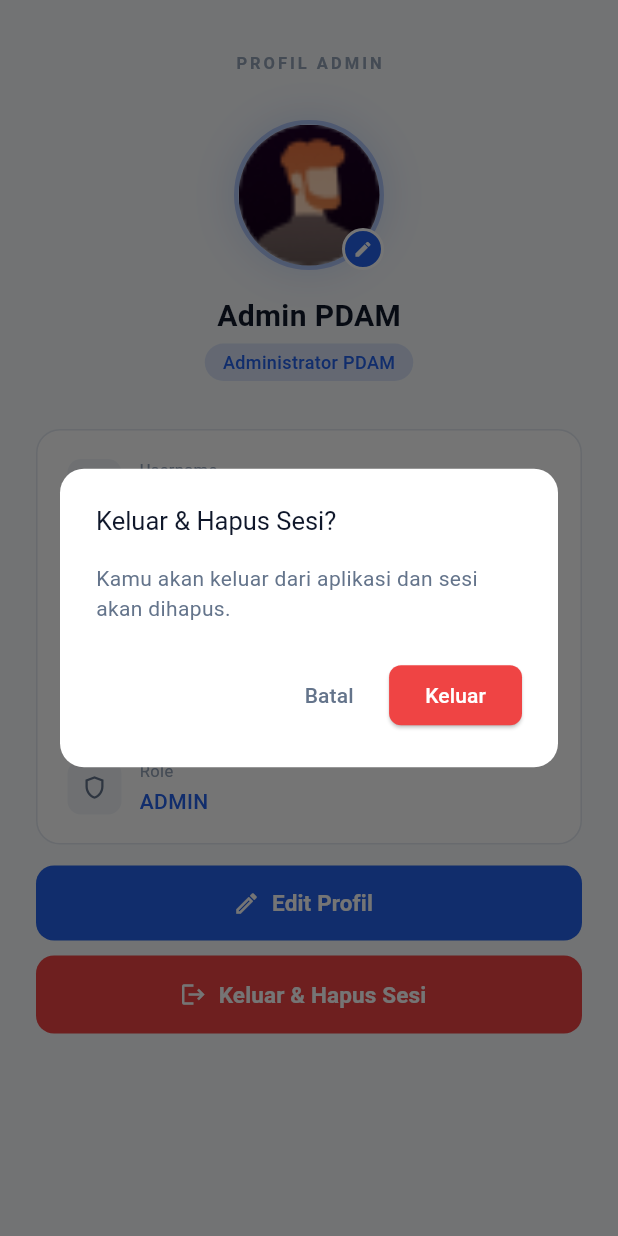
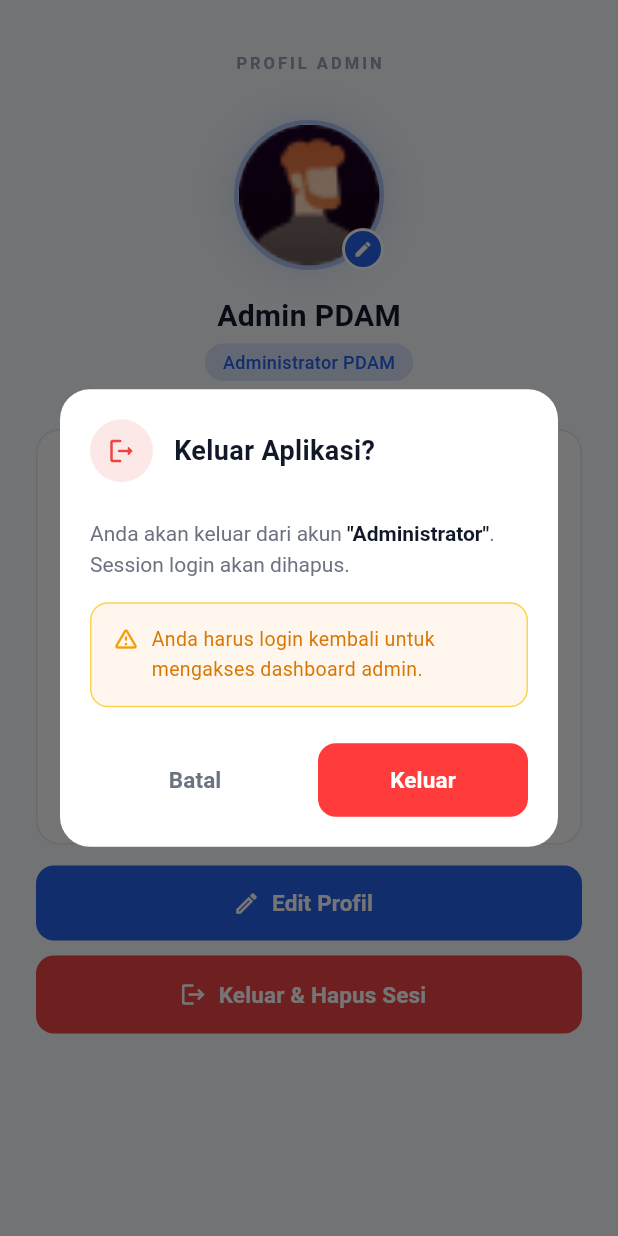
Before and after one commit to KeyzaNadineKusumaRamadani/UKL_PDAM, a Flutter app: the ProfileView screen opened directly, after a tap on "Keluar & Hapus Sesi", on a phone screen of 412 x 824 dp. Run offline on Flutter 3.47's test engine with Material 3 defaults, Android fonts, the phone set to English and light mode, and no system bars; our stand-ins replace image_picker, shared_preferences; accounts and stored records are empty.

Commit message:
update 5

```diff
--- a/lib/views/login_view.dart
+++ b/lib/views/login_view.dart
@@ -1,6 +1,7 @@
 import 'package:alirin/controllers/auth_controllers.dart';
 import 'package:alirin/service/app_collors.dart';
 import 'package:flutter/material.dart';
+
 import 'main_view.dart';
 import 'customer_dashboard_view.dart';
 
@@ -13,6 +14,7 @@ class LoginView extends StatefulWidget {
 
 class _LoginViewState extends State<LoginView> {
   final _formKey = GlobalKey<FormState>();
+
   final _usernameCtrl = TextEditingController();
   final _passwordCtrl = TextEditingController();
 
@@ -29,6 +31,7 @@ class _LoginViewState extends State<LoginView> {
 
   Future<void> _login() async {
     if (!_formKey.currentState!.validate()) return;
+
     setState(() => _isLoading = true);
 
     final result = await authController.login(
@@ -37,18 +40,23 @@ class _LoginViewState extends State<LoginView> {
     );
 
     if (!mounted) return;
+
     setState(() => _isLoading = false);
 
     if (result['success'] == true) {
       if (result['role'] == 'customer') {
         Navigator.pushReplacement(
           context,
-          MaterialPageRoute(builder: (_) => const CustomerDashboardView()),
+          MaterialPageRoute(
+            builder: (_) => const CustomerDashboardView(),
+          ),
         );
       } else {
         Navigator.pushReplacement(
           context,
-          MaterialPageRoute(builder: (_) => const MainView()),
+          MaterialPageRoute(
+            builder: (_) => const MainView(),
+          ),
         );
       }
     } else {
@@ -70,15 +78,17 @@ class _LoginViewState extends State<LoginView> {
       backgroundColor: Colors.white,
       body: SafeArea(
         child: SingleChildScrollView(
-          padding: const EdgeInsets.fromLTRB(28, 0, 28, 28),
+          physics: const BouncingScrollPhysics(),
+          child: Padding(
+            padding: const EdgeInsets.symmetric(horizontal: 28),
             child: Form(
               key: _formKey,
               child: Column(
                 crossAxisAlignment: CrossAxisAlignment.start,
                 children: [
-                SizedBox(height: screenH * 0.07),
+                  SizedBox(height: screenH * 0.12),
 
-                // ── Judul ──
+                  // ───── TITLE ─────
                   const Text(
                     'Selamat Datang!',
                     style: TextStyle(
@@ -87,7 +97,9 @@ class _LoginViewState extends State<LoginView> {
                       color: Colors.black,
                     ),
                   ),
+
                   const SizedBox(height: 8),
+
                   const Text(
                     'Masuk ke akun Anda untuk melanjutkan',
                     style: TextStyle(
@@ -96,26 +108,33 @@ class _LoginViewState extends State<LoginView> {
                     ),
                   ),
 
-                SizedBox(height: screenH * 0.05),
+                  SizedBox(height: screenH * 0.06),
 
-                // ── Username ──
+                  // ───── USERNAME ─────
                   _buildField(
                     controller: _usernameCtrl,
                     hint: 'Username',
                     icon: Icons.person_outline_rounded,
-                  validator: (v) =>
-                      v == null || v.isEmpty ? 'Username wajib diisi' : null,
+                    validator: (v) {
+                      if (v == null || v.isEmpty) {
+                        return 'Username wajib diisi';
+                      }
+                      return null;
+                    },
                   ),
+
                   const SizedBox(height: 16),
 
-                // ── Password ──
+                  // ───── PASSWORD ─────
                   _buildField(
                     controller: _passwordCtrl,
                     hint: 'Password',
                     icon: Icons.lock_outline_rounded,
                     obscure: _obscure,
                     suffixIcon: IconButton(
-                    onPressed: () => setState(() => _obscure = !_obscure),
+                      onPressed: () {
+                        setState(() => _obscure = !_obscure);
+                      },
                       icon: Icon(
                         _obscure
                             ? Icons.visibility_outlined
@@ -124,13 +143,17 @@ class _LoginViewState extends State<LoginView> {
                         size: 20,
                       ),
                     ),
-                  validator: (v) =>
-                      v == null || v.isEmpty ? 'Password wajib diisi' : null,
+                    validator: (v) {
+                      if (v == null || v.isEmpty) {
+                        return 'Password wajib diisi';
+                      }
+                      return null;
+                    },
                   ),
 
                   const SizedBox(height: 16),
 
-                // ── Remember me & Forgot ──
+                  // ───── REMEMBER ─────
                   Row(
                     mainAxisAlignment: MainAxisAlignment.spaceBetween,
                     children: [
@@ -149,23 +172,33 @@ class _LoginViewState extends State<LoginView> {
                                 color: Color(0xFF0066D6),
                                 width: 1.5,
                               ),
-                            onChanged: (v) =>
-                                setState(() => _rememberMe = v ?? false),
+                              onChanged: (v) {
+                                setState(() {
+                                  _rememberMe = v ?? false;
+                                });
+                              },
                             ),
                           ),
+
                           const SizedBox(width: 8),
+
                           const Text(
                             'Remember me',
-                          style: TextStyle(fontSize: 12, color: Colors.black),
+                            style: TextStyle(
+                              fontSize: 12,
+                              color: Colors.black,
+                            ),
                           ),
                         ],
                       ),
+
                       TextButton(
                         onPressed: () {},
                         style: TextButton.styleFrom(
                           padding: EdgeInsets.zero,
                           minimumSize: Size.zero,
-                        tapTargetSize: MaterialTapTargetSize.shrinkWrap,
+                          tapTargetSize:
+                              MaterialTapTargetSize.shrinkWrap,
                         ),
                         child: const Text(
                           'Forgot password?',
@@ -181,7 +214,7 @@ class _LoginViewState extends State<LoginView> {
 
                   const SizedBox(height: 28),
 
-                // ── Tombol Masuk ──
+                  // ───── BUTTON LOGIN ─────
                   SizedBox(
                     width: double.infinity,
                     height: 56,
@@ -218,28 +251,32 @@ class _LoginViewState extends State<LoginView> {
                     ),
                   ),
 
-                SizedBox(height: screenH * 0.08),
+                  SizedBox(height: screenH * 0.12),
 
-                // ── Logo di bawah ──
+                  // ───── LOGO ─────
                   Center(
                     child: Column(
                       children: [
                         Image.asset(
                           'assets/Alirin logo.png',
-                        height: 130,
+                          height: 110,
                           fit: BoxFit.contain,
                         ),
-                      const SizedBox(height: 14),
+
+                        const SizedBox(height: 10),
+
                         Image.asset(
                           'assets/Alirin.png',
-
-                        height: 30,
+                          height: 28,
                           fit: BoxFit.contain,
                         ),
                       ],
                     ),
                   ),
+
+                  const SizedBox(height: 30),
                 ],
+              ),
             ),
           ),
         ),
@@ -258,37 +295,68 @@ class _LoginViewState extends State<LoginView> {
     return TextFormField(
       controller: controller,
       obscureText: obscure,
-      style: const TextStyle(color: Colors.black, fontSize: 14),
+      style: const TextStyle(
+        color: Colors.black,
+        fontSize: 14,
+      ),
       decoration: InputDecoration(
         border: OutlineInputBorder(
           borderRadius: BorderRadius.circular(14),
-          borderSide: const BorderSide(color: Color(0xFF8D8D8D)),
+          borderSide: const BorderSide(
+            color: Color(0xFF8D8D8D),
           ),
+        ),
+
         enabledBorder: OutlineInputBorder(
           borderRadius: BorderRadius.circular(14),
-          borderSide: const BorderSide(color: Color(0xFF8D8D8D)),
+          borderSide: const BorderSide(
+            color: Color(0xFF8D8D8D),
           ),
+        ),
+
         focusedBorder: OutlineInputBorder(
           borderRadius: BorderRadius.circular(14),
-          borderSide:
-              const BorderSide(color: Color(0xFF0066D6), width: 1.5),
+          borderSide: const BorderSide(
+            color: Color(0xFF0066D6),
+            width: 1.5,
           ),
+        ),
+
         errorBorder: OutlineInputBorder(
           borderRadius: BorderRadius.circular(14),
-          borderSide: const BorderSide(color: Colors.red),
+          borderSide: const BorderSide(
+            color: Colors.red,
           ),
+        ),
+
         focusedErrorBorder: OutlineInputBorder(
           borderRadius: BorderRadius.circular(14),
-          borderSide: const BorderSide(color: Colors.red, width: 1.5),
+          borderSide: const BorderSide(
+            color: Colors.red,
+            width: 1.5,
           ),
+        ),
+
         hintText: hint,
-        hintStyle:
-            const TextStyle(color: Color(0xFFAFAFAF), fontSize: 14),
-        prefixIcon:
-            Icon(icon, color: const Color(0xFF0066D6), size: 20),
+
+        hintStyle: const TextStyle(
+          color: Color(0xFFAFAFAF),
+          fontSize: 14,
+        ),
+
+        prefixIcon: Icon(
+          icon,
+          color: const Color(0xFF0066D6),
+          size: 20,
+        ),
+
         suffixIcon: suffixIcon,
-        contentPadding:
-            const EdgeInsets.symmetric(vertical: 16, horizontal: 16),
+
+        contentPadding: const EdgeInsets.symmetric(
+          vertical: 16,
+          horizontal: 16,
+        ),
+
         filled: true,
         fillColor: Colors.white,
       ),
--- a/lib/views/profile_view.dart
+++ b/lib/views/profile_view.dart
@@ -31,41 +31,178 @@ class _ProfileViewState extends State<ProfileView> {
 void _logout() {
   showDialog(
     context: context,
-      builder: (_) => AlertDialog(
-        backgroundColor: AppColors.bgCard,
-        shape: RoundedRectangleBorder(borderRadius: BorderRadius.circular(16)),
-        title: const Text('Keluar & Hapus Sesi?',
-            style: TextStyle(color: AppColors.textPrimary, fontSize: 17)),
-        content: const Text(
-          'Kamu akan keluar dari aplikasi dan sesi akan dihapus.',
-          style: TextStyle(color: AppColors.textSecondary, fontSize: 14),
+    barrierDismissible: false,
+    builder: (_) => Dialog(
+      backgroundColor: Colors.white,
+      shape: RoundedRectangleBorder(
+        borderRadius: BorderRadius.circular(20),
       ),
-        actions: [
-          TextButton(
+      child: Padding(
+        padding: const EdgeInsets.all(20),
+        child: Column(
+          mainAxisSize: MainAxisSize.min,
+          crossAxisAlignment: CrossAxisAlignment.start,
+          children: [
+            // Header
+            Row(
+              children: [
+                Container(
+                  width: 42,
+                  height: 42,
+                  decoration: BoxDecoration(
+                    color: AppColors.danger.withOpacity(0.12),
+                    shape: BoxShape.circle,
+                  ),
+                  child: const Icon(
+                    Icons.logout_rounded,
+                    color: AppColors.danger,
+                    size: 20,
+                  ),
+                ),
+
+                const SizedBox(width: 14),
+
+                const Expanded(
+                  child: Text(
+                    'Keluar Aplikasi?',
+                    style: TextStyle(
+                      fontSize: 18,
+                      fontWeight: FontWeight.bold,
+                      color: Color(0xFF111827),
+                    ),
+                  ),
+                ),
+              ],
+            ),
+
+            const SizedBox(height: 22),
+
+            RichText(
+              text: const TextSpan(
+                style: TextStyle(
+                  fontSize: 14,
+                  color: Color(0xFF6B7280),
+                  height: 1.5,
+                ),
+                children: [
+                  TextSpan(text: 'Anda akan keluar dari akun '),
+
+                  TextSpan(
+                    text: '"Administrator"',
+                    style: TextStyle(
+                      fontWeight: FontWeight.bold,
+                      color: Color(0xFF111827),
+                    ),
+                  ),
+
+                  TextSpan(
+                    text: '. Session login akan dihapus.',
+                  ),
+                ],
+              ),
+            ),
+
+            const SizedBox(height: 16),
+
+            // Warning Box
+            Container(
+              width: double.infinity,
+              padding: const EdgeInsets.all(14),
+              decoration: BoxDecoration(
+                color: const Color(0xFFFFF7ED),
+                borderRadius: BorderRadius.circular(12),
+                border: Border.all(
+                  color: const Color(0xFFFCD34D),
+                ),
+              ),
+              child: const Row(
+                crossAxisAlignment: CrossAxisAlignment.start,
+                children: [
+                  Icon(
+                    Icons.warning_amber_rounded,
+                    color: Color(0xFFF59E0B),
+                    size: 18,
+                  ),
+
+                  SizedBox(width: 8),
+
+                  Expanded(
+                    child: Text(
+                      'Anda harus login kembali untuk mengakses dashboard admin.',
+                      style: TextStyle(
+                        color: Color(0xFFD97706),
+                        fontSize: 13,
+                        height: 1.5,
+                      ),
+                    ),
+                  ),
+                ],
+              ),
+            ),
+
+            const SizedBox(height: 24),
+
+            // Buttons
+            Row(
+              children: [
+                Expanded(
+                  child: TextButton(
                     onPressed: () => Navigator.pop(context),
-            child: const Text('Batal',
-                style: TextStyle(color: AppColors.textSecondary)),
+                    style: TextButton.styleFrom(
+                      padding: const EdgeInsets.symmetric(vertical: 14),
                     ),
-          ElevatedButton(
-            style: ElevatedButton.styleFrom(
-              backgroundColor: AppColors.danger,
-              shape: RoundedRectangleBorder(borderRadius: BorderRadius.circular(8)),
+                    child: const Text(
+                      'Batal',
+                      style: TextStyle(
+                        color: Color(0xFF6B7280),
+                        fontSize: 15,
+                        fontWeight: FontWeight.w600,
                       ),
+                    ),
+                  ),
+                ),
+
+                const SizedBox(width: 12),
+
+                Expanded(
+                  child: ElevatedButton(
                     onPressed: () {
                       authController.logout();
+
                       Navigator.pushAndRemoveUntil(
                         context,
-                MaterialPageRoute(builder: (_) => const LoginView()),
+                        MaterialPageRoute(
+                          builder: (_) => const LoginView(),
+                        ),
                         (_) => false,
                       );
                     },
-            child: const Text('Keluar', style: TextStyle(color: Colors.white)),
+                    style: ElevatedButton.styleFrom(
+                      backgroundColor: const Color(0xFFFF3B3B),
+                      elevation: 0,
+                      padding: const EdgeInsets.symmetric(vertical: 14),
+                      shape: RoundedRectangleBorder(
+                        borderRadius: BorderRadius.circular(12),
+                      ),
+                    ),
+                    child: const Text(
+                      'Keluar',
+                      style: TextStyle(
+                        color: Colors.white,
+                        fontSize: 15,
+                        fontWeight: FontWeight.bold,
+                      ),
+                    ),
+                  ),
                 ),
               ],
             ),
+          ],
+        ),
+      ),
+    ),
   );
 }
-
   @override
   Widget build(BuildContext context) {
     final admin = authController.adminData;
```
Lines whose indentation alone changed are shown as unchanged.
